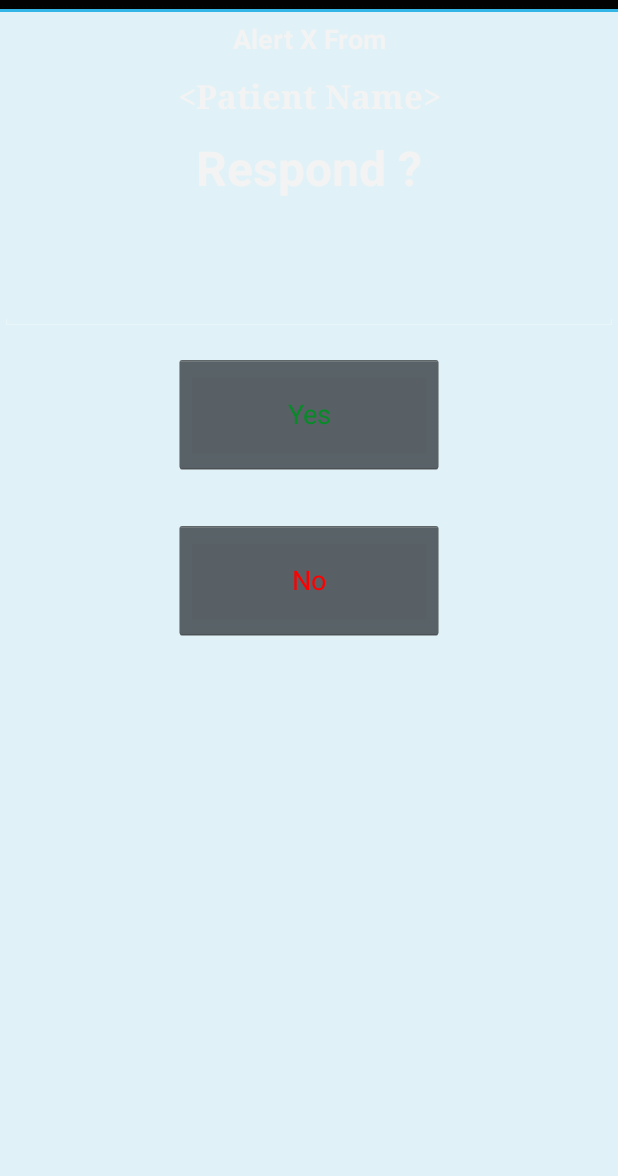
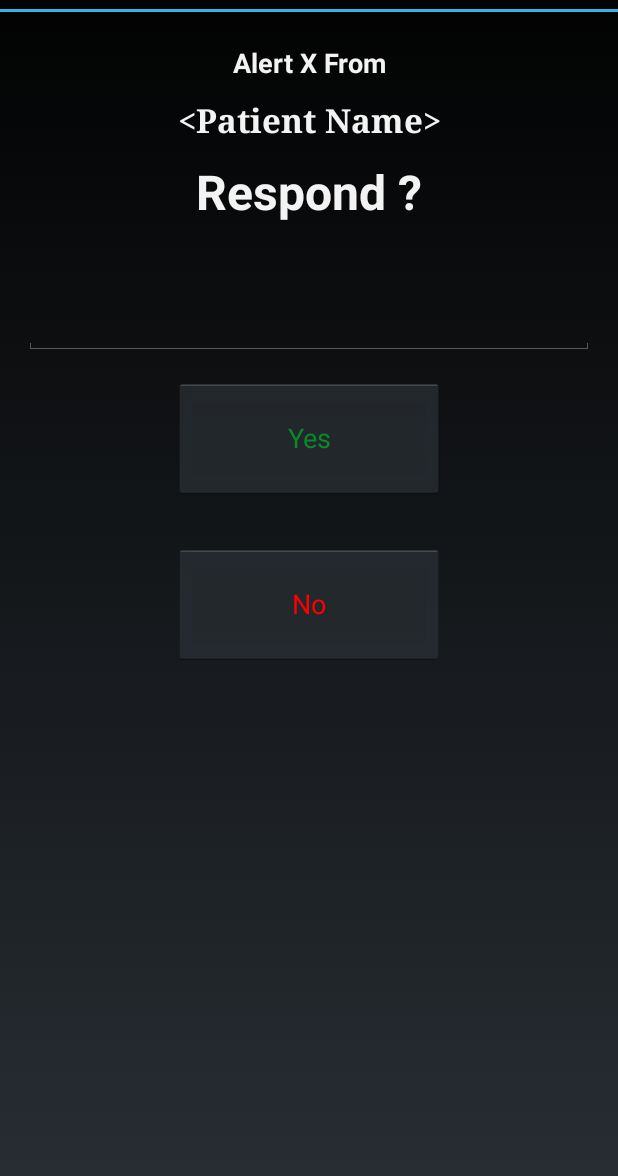
Before and after one commit to element14/nocturne, an Android app: the fragment AlertCarerFragment shown on its own in the app's theme, on a phone screen of 412 x 824 dp, the part 60-1236 px from its top. Run offline under Robolectric (Android 15) with nearby library versions, the phone set to English and light mode, and no system bars.

Commit message:
updated screenshots

```diff
--- a/Android/mobile/src/main/res/layout/activity_alert_carer.xml
+++ b/Android/mobile/src/main/res/layout/activity_alert_carer.xml
@@ -2,8 +2,11 @@
 <RelativeLayout xmlns:android="http://schemas.android.com/apk/res/android"
     android:layout_width="match_parent"
     android:layout_height="match_parent"
-    android:background="@color/window_background"
-    android:orientation="vertical" >
+    android:orientation="vertical"
+    android:paddingBottom="@dimen/activity_vertical_margin"
+    android:paddingLeft="@dimen/activity_horizontal_margin"
+    android:paddingRight="@dimen/activity_horizontal_margin"
+    android:paddingTop="@dimen/activity_vertical_margin">
 
     <TextView
         android:id="@+id/alert_carer_Heading1"
--- a/Android/mobile/src/main/res/layout/activity_connect.xml
+++ b/Android/mobile/src/main/res/layout/activity_connect.xml
@@ -2,7 +2,10 @@
 <RelativeLayout xmlns:android="http://schemas.android.com/apk/res/android"
     android:layout_width="match_parent"
     android:layout_height="match_parent"
-    android:background="@color/window_background" >
+    android:paddingBottom="@dimen/activity_vertical_margin"
+    android:paddingLeft="@dimen/activity_horizontal_margin"
+    android:paddingRight="@dimen/activity_horizontal_margin"
+    android:paddingTop="@dimen/activity_vertical_margin">
 
     <TextView
         android:id="@+id/connect_user_Heading1"
--- a/Android/mobile/src/main/res/layout/activity_connection_request.xml
+++ b/Android/mobile/src/main/res/layout/activity_connection_request.xml
@@ -2,7 +2,10 @@
 <RelativeLayout xmlns:android="http://schemas.android.com/apk/res/android"
     android:layout_width="match_parent"
     android:layout_height="match_parent"
-    android:background="@color/window_background" >
+    android:paddingBottom="@dimen/activity_vertical_margin"
+    android:paddingLeft="@dimen/activity_horizontal_margin"
+    android:paddingRight="@dimen/activity_horizontal_margin"
+    android:paddingTop="@dimen/activity_vertical_margin">
 
     <TextView
         android:id="@+id/connect_req_Heading1"
```
Also changed, not shown: Android/mobile/src/main/res/layout/activity_alert_detected.xml (+5 -2 lines), 7 other files.
